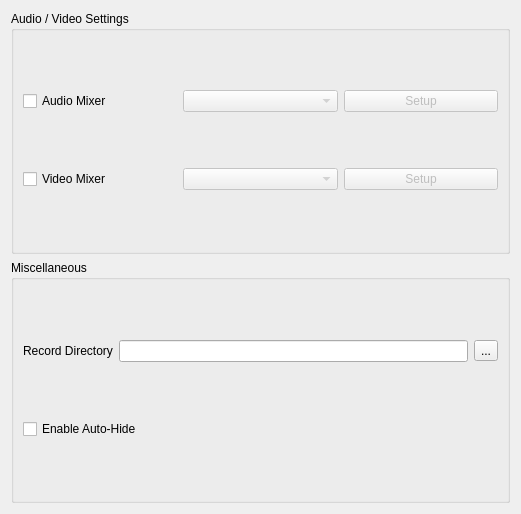
First picture: the form in src/freeseer/frontend/configtool2/forms/generalui.ui, repository Freeseer/freeseer, before the edit.
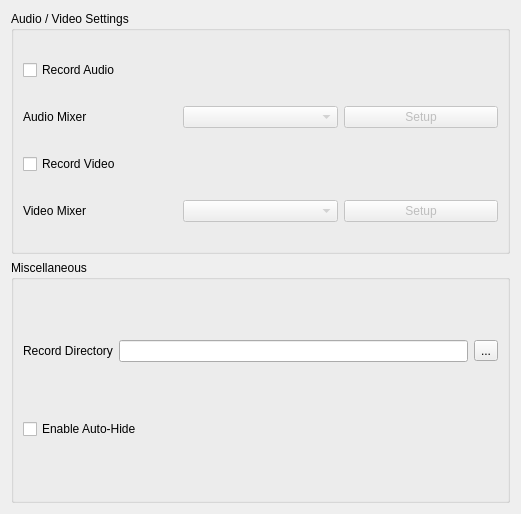
Second picture: the form after the edit.

Commit message: Setup buttons for Audio and Video mixers now select and loads the plugin widget for the mixer.

The edit to the form file:
```diff
--- a/src/freeseer/frontend/configtool2/forms/generalui.ui
+++ b/src/freeseer/frontend/configtool2/forms/generalui.ui
@@ -20,21 +20,14 @@
       <string>Audio / Video Settings</string>
      </property>
      <layout class="QGridLayout" name="gridLayout">
-      <item row="0" column="0">
-       <widget class="QCheckBox" name="checkBoxAudioMixer">
-        <property name="text">
-         <string>Audio Mixer</string>
-        </property>
-       </widget>
-      </item>
-      <item row="0" column="1">
+      <item row="2" column="2">
        <widget class="QComboBox" name="comboBoxAudioMixer">
         <property name="enabled">
          <bool>false</bool>
         </property>
        </widget>
       </item>
-      <item row="0" column="2">
+      <item row="2" column="3">
        <widget class="QPushButton" name="pushButtonAudioMixer">
         <property name="enabled">
          <bool>false</bool>
@@ -44,21 +37,14 @@
         </property>
        </widget>
       </item>
-      <item row="1" column="0">
-       <widget class="QCheckBox" name="checkBoxVideoMixer">
-        <property name="text">
-         <string>Video Mixer</string>
-        </property>
-       </widget>
-      </item>
-      <item row="1" column="1">
+      <item row="5" column="2">
        <widget class="QComboBox" name="comboBoxVideoMixer">
         <property name="enabled">
          <bool>false</bool>
         </property>
        </widget>
       </item>
-      <item row="1" column="2">
+      <item row="5" column="3">
        <widget class="QPushButton" name="pushButtonVideoMixer">
         <property name="enabled">
          <bool>false</bool>
@@ -68,6 +54,40 @@
         </property>
        </widget>
       </item>
+      <item row="0" column="1">
+       <widget class="QCheckBox" name="checkBoxAudioMixer">
+        <property name="text">
+         <string>Record Audio</string>
+        </property>
+       </widget>
+      </item>
+      <item row="3" column="1">
+       <widget class="QCheckBox" name="checkBoxVideoMixer">
+        <property name="text">
+         <string>Record Video</string>
+        </property>
+       </widget>
+      </item>
+      <item row="5" column="1">
+       <widget class="QLabel" name="labelVideoMixer">
+        <property name="text">
+         <string>Video Mixer</string>
+        </property>
+        <property name="buddy">
+         <cstring>comboBoxVideoMixer</cstring>
+        </property>
+       </widget>
+      </item>
+      <item row="2" column="1">
+       <widget class="QLabel" name="labelAudioMixer">
+        <property name="text">
+         <string>Audio Mixer</string>
+        </property>
+        <property name="buddy">
+         <cstring>comboBoxAudioMixer</cstring>
+        </property>
+       </widget>
+      </item>
      </layout>
     </widget>
    </item>
```
Left out of the diff: 24 changed lines with no effect on the pictures. The commit also changes 1 other file.
